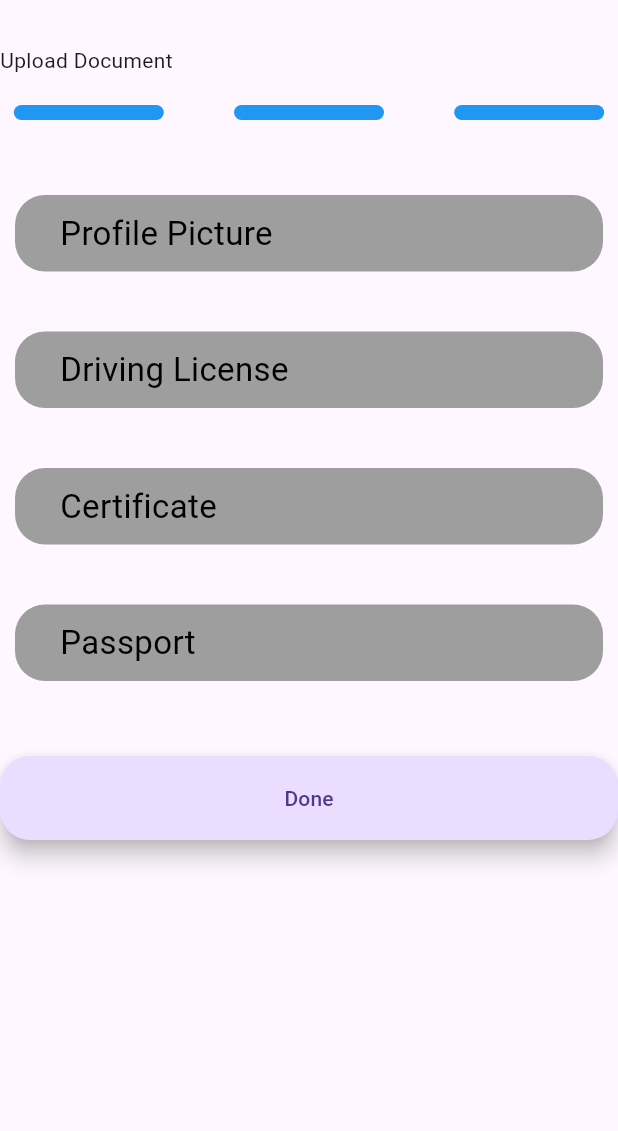
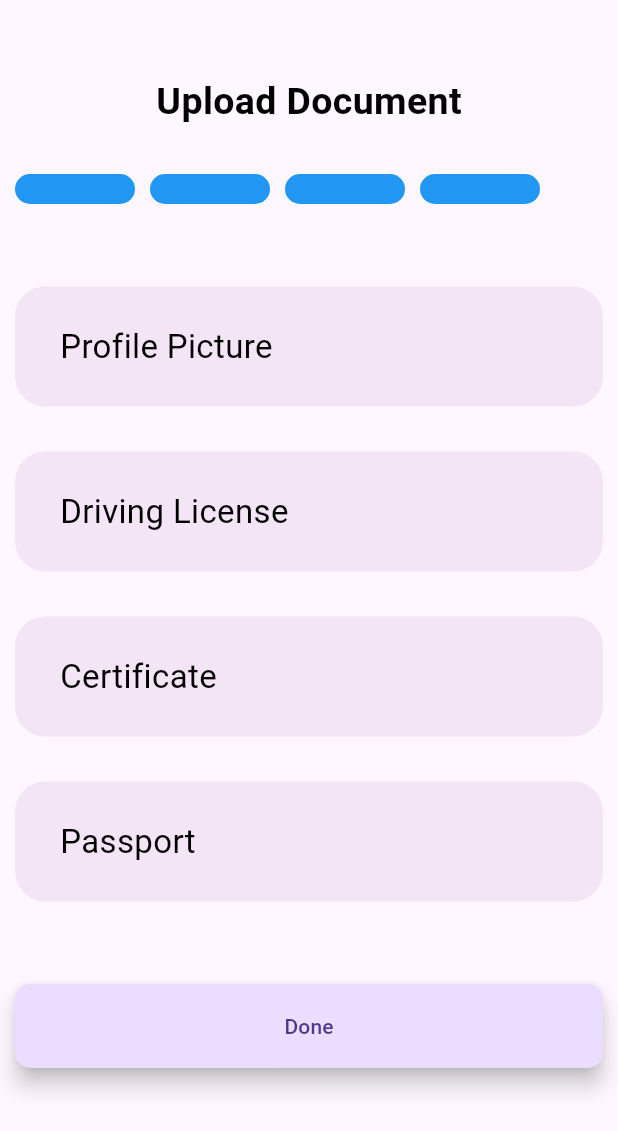
Before and after one commit to Dhruv80576/esthelogy_project, a Flutter app: the ProfilePage screen opened by its route, on a phone screen of 412 x 824 dp. Shown: the top 1131 px of the screen. Run offline on Flutter 3.47's test engine with Material 3 defaults, Android fonts, the phone set to English and light mode, and no system bars; our stand-ins replace flutter_bloc, image_picker; missing offline and left inert: dart:ffi.

Commit message:
Feat update

```diff
--- a/lib/components/uploadImage.dart
+++ b/lib/components/uploadImage.dart
@@ -1,5 +1,6 @@
 import 'dart:io';
 
+import 'package:esthelogy_project/screens/profilePage.dart';
 import 'package:flutter/material.dart';
 import 'package:image_picker/image_picker.dart';
 
@@ -29,8 +30,16 @@ class _UploadImageState extends State<UploadImage> {
 
   Future<void> _takePictureWithCamera() async {
     final XFile? image = await _picker.pickImage(source: ImageSource.camera);
+    print('\n\n\n hello world');
+    print(active);
+    print('\n\n\n hello world');
+    if(_selectedImage!=null){
+      active.value--;
+    }
+
     if (image != null) {
       setState(() {
+        active.value++;
         _selectedImage = File(image.path);
       });
     }
@@ -43,12 +52,13 @@ class _UploadImageState extends State<UploadImage> {
         _takePictureWithCamera();
       },
       child: Container(
-          margin: EdgeInsets.fromLTRB(10, 10, 10, 10),
+        height: 80,
+          margin: EdgeInsets.fromLTRB(10, 5, 10, 5),
           padding: EdgeInsets.fromLTRB(30, 10, 10, 10),
           decoration: BoxDecoration(
             borderRadius: BorderRadius.all(Radius.circular(20)),
             // gradient: LinearGradient(colors: [Colors.red, Colors.blue]),
-            color: Colors.grey
+            color: Colors.purple.shade50
           ),
           width: double.infinity,
           child: Row(
@@ -76,6 +86,7 @@ class _UploadImageState extends State<UploadImage> {
                     width: 60,
                     height: 60,
                     fit: BoxFit.cover,
+
                   ),
                 ),
             ],
--- a/lib/components/uploadIndicator.dart
+++ b/lib/components/uploadIndicator.dart
@@ -1,8 +1,11 @@
 import 'package:flutter/material.dart';
+import 'package:flutter/rendering.dart';
 
 class UploadIndicator extends StatefulWidget {
   final int count;
-  const UploadIndicator(this.count, {super.key});
+  final int active;
+
+  const UploadIndicator({super.key, required this.active, required this.count});
 
   @override
   State<UploadIndicator> createState() => _UploadIndicatorState();
@@ -11,36 +14,32 @@ class UploadIndicator extends StatefulWidget {
 class _UploadIndicatorState extends State<UploadIndicator> {
   @override
   Widget build(BuildContext context) {
-    return Row(
-      mainAxisAlignment: MainAxisAlignment.spaceAround,
-      children: [
-        Container(
-          width: 100,
-          height: 10,
-          decoration: BoxDecoration(
-            borderRadius: BorderRadius.all(Radius.circular(20)),
-            color: Colors.blue,
-          ),
-        ),
-        SizedBox(width: 10,),
-        Container(
-          width: 100,
-          height: 10,
-          decoration: BoxDecoration(
-            borderRadius: BorderRadius.all(Radius.circular(20)),
-            color: Colors.blue,
-          ),
-        ),
-        SizedBox(width: 10,),
-        Container(
-          width: 100,
-          height: 10,
-          decoration: BoxDecoration(
-            borderRadius: BorderRadius.all(Radius.circular(20)),
-            color: Colors.blue,
-          ),
-        ),
-      ],
-    );
+    return
+        // Container(
+        //   width: 100,
+        //   height: 10,
+        //   decoration: BoxDecoration(
+        //     borderRadius: BorderRadius.all(Radius.circular(20)),
+        //     color: Colors.blue,
+        //   ),
+        // );
+        ListView.separated(
+            scrollDirection: Axis.horizontal,
+            itemBuilder: (context, index) {
+              return Container(
+                width: 80,
+                height: 10,
+                decoration: BoxDecoration(
+                  borderRadius: BorderRadius.all(Radius.circular(20)),
+                  color: index+1<=widget.active?Colors.grey:Colors.blue,
+                ),
+              );
+            },
+            separatorBuilder: (context, index) {
+              return SizedBox(
+                width: 10,
+              );
+            },
+            itemCount: widget.count);
   }
 }
--- a/lib/screens/loginPage.dart
+++ b/lib/screens/loginPage.dart
@@ -31,7 +31,7 @@ class _LoginpageState extends State<Loginpage> {
           crossAxisAlignment: CrossAxisAlignment.stretch,
           mainAxisAlignment: MainAxisAlignment.center,
           children: [
-            Container(alignment:Alignment.center,child: Text('Log In',style: TextStyle(color: Colors.white,fontSize: 25,fontWeight: FontWeight.w700),)),
+            Container(alignment:Alignment.center,child: Text('Log In',style: TextStyle(color: Colors.black,fontSize: 25,fontWeight: FontWeight.w700),)),
             SizedBox(height: 10,),
             Container(
               padding: EdgeInsets.fromLTRB(10, 2, 2, 2),
--- a/lib/screens/profilePage.dart
+++ b/lib/screens/profilePage.dart
@@ -1,7 +1,11 @@
+import 'dart:ffi';
+
 import 'package:esthelogy_project/components/uploadImage.dart';
 import 'package:esthelogy_project/components/uploadIndicator.dart';
 import 'package:esthelogy_project/screens/dashboardPage.dart';
 import 'package:flutter/material.dart';
+
+final active = ValueNotifier<int>(0);
 
 class ProfilePage extends StatefulWidget {
   const ProfilePage({super.key});
@@ -18,25 +22,65 @@ class _ProfilePageState extends State<ProfilePage> {
         child: Column(
           crossAxisAlignment: CrossAxisAlignment.stretch,
           children: [
-            SizedBox(height: 30,),
-            Text('Upload Document'),
-            SizedBox(height: 20,),
-            Container(alignment:Alignment.center,child: UploadIndicator(3)),
-            SizedBox(height: 40,),
+            SizedBox(
+              height: 50,
+            ),
+            Container(
+                alignment: Alignment.center,
+                child: Text(
+                  'Upload Document',
+                  style: TextStyle(
+                      fontSize: 25,
+                      color: Colors.black,
+                      fontWeight: FontWeight.bold),
+                )),
+            SizedBox(
+              height: 20,
+            ),
+            ValueListenableBuilder(
+              valueListenable: active,
+              builder: (context, value, child) {
+                return Container(
+                    height: 20,
+                    margin: EdgeInsets.all(10),
+                    alignment: Alignment.center,
+                    child: UploadIndicator(
+                      active: value,
+                      count: 4,
+                    ));
+              },
+            ),
+            SizedBox(
+              height: 40,
+            ),
             UploadImage(title: 'Profile Picture', image: ''),
-            SizedBox(height: 20,),
+            SizedBox(
+              height: 20,
+            ),
             UploadImage(title: 'Driving License', image: ''),
-            SizedBox(height: 20,),
+            SizedBox(
+              height: 20,
+            ),
             UploadImage(title: 'Certificate', image: ''),
-            SizedBox(height: 20,),
+            SizedBox(
+              height: 20,
+            ),
             UploadImage(title: 'Passport', image: ''),
-            SizedBox(height: 40,),
-            FloatingActionButton.extended(onPressed: () {
-              Navigator.pushNamed(context, '/dashboard');
-            }, label: Text('Done'),shape:RoundedRectangleBorder(
-              borderRadius: BorderRadius.circular(20),
-            ),)
-
+            SizedBox(
+              height: 40,
+            ),
+            Container(
+              margin: EdgeInsets.all(10),
+              child: FloatingActionButton.extended(
+                onPressed: () {
+                  Navigator.pushNamed(context, '/dashboard');
+                },
+                label: Text('Done'),
+                shape: RoundedRectangleBorder(
+                  borderRadius: BorderRadius.circular(10),
+                ),
+              ),
+            )
           ],
         ),
       ),
```
Also changed, not shown: lib/screens/dashboardPage.dart (+100 -3 lines).
